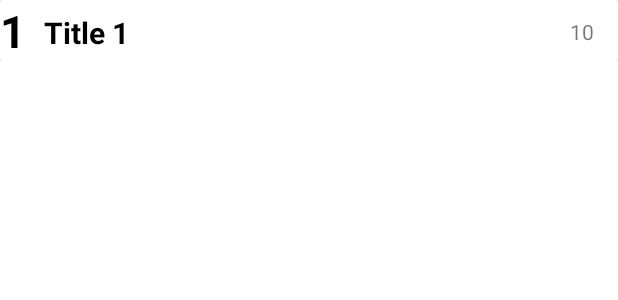
After one commit to rserbd/OutfitPicker, an Android app: the layout my_row.xml on its own in the app's theme, with its tools: preview values and no code run, on a phone screen of 412 x 824 dp. The commit adds this screen. Shown: the top 300 px of the screen. Run offline under Robolectric (Android 15) with nearby library versions, the phone set to English and light mode, and no system bars.

Commit message:
show added outfits

```diff
--- a/app/src/main/res/layout/activity_main.xml
+++ b/app/src/main/res/layout/activity_main.xml
@@ -8,6 +8,7 @@
 
     <androidx.recyclerview.widget.RecyclerView
         android:id="@+id/recyclerView"
+        android:paddingTop="?attr/actionBarSize"
         android:layout_width="409dp"
         android:layout_height="729dp"
         app:layout_constraintBottom_toBottomOf="parent"
--- /dev/null
+++ b/app/src/main/res/layout/my_row.xml
@@ -0,0 +1,54 @@
+<?xml version="1.0" encoding="utf-8"?>
+<LinearLayout xmlns:android="http://schemas.android.com/apk/res/android"
+    xmlns:app="http://schemas.android.com/apk/res-auto"
+    xmlns:tools="http://schemas.android.com/tools"
+    android:orientation="vertical"
+    android:layout_width="match_parent"
+    android:layout_height="wrap_content">
+
+    <androidx.cardview.widget.CardView
+        android:layout_width="match_parent"
+        android:layout_height="wrap_content" >
+
+        <androidx.constraintlayout.widget.ConstraintLayout
+            android:layout_width="match_parent"
+            android:layout_height="wrap_content">
+
+            <TextView
+                android:id="@+id/outfit_id_txt"
+                android:layout_width="wrap_content"
+                android:layout_height="wrap_content"
+                android:text="1"
+                android:textColor="@color/black"
+                android:textSize="30sp"
+                android:textStyle="bold"
+                app:layout_constraintBottom_toBottomOf="parent"
+                app:layout_constraintStart_toStartOf="parent"
+                app:layout_constraintTop_toTopOf="parent" />
+
+            <TextView
+                android:id="@+id/outfit_title_txt"
+                android:layout_width="wrap_content"
+                android:layout_height="wrap_content"
+                android:layout_marginStart="12dp"
+                android:layout_marginTop="8dp"
+                android:text="Title 1"
+                android:textColor="@color/black"
+                android:textSize="20sp"
+                android:textStyle="bold"
+                app:layout_constraintStart_toEndOf="@+id/outfit_id_txt"
+                app:layout_constraintTop_toTopOf="@+id/outfit_id_txt" />
+
+            <TextView
+                android:id="@+id/outfit_pieces_txt"
+                android:layout_width="wrap_content"
+                android:layout_height="wrap_content"
+                android:layout_marginEnd="16dp"
+                android:text="10"
+                app:layout_constraintBottom_toBottomOf="parent"
+                app:layout_constraintEnd_toEndOf="parent"
+                app:layout_constraintTop_toTopOf="parent"
+                app:layout_constraintVertical_bias="0.523" />
+        </androidx.constraintlayout.widget.ConstraintLayout>
+    </androidx.cardview.widget.CardView>
+</LinearLayout>
```
Also changed, not shown: app/src/main/java/com/example/outfitpicker/CustomAdapter.java (added, +57 -0 lines), app/src/main/java/com/example/outfitpicker/MainActivity.java (+33 -0 lines), app/src/main/java/com/example/outfitpicker/OutfitDBHelper.java (+12 -0 lines).
